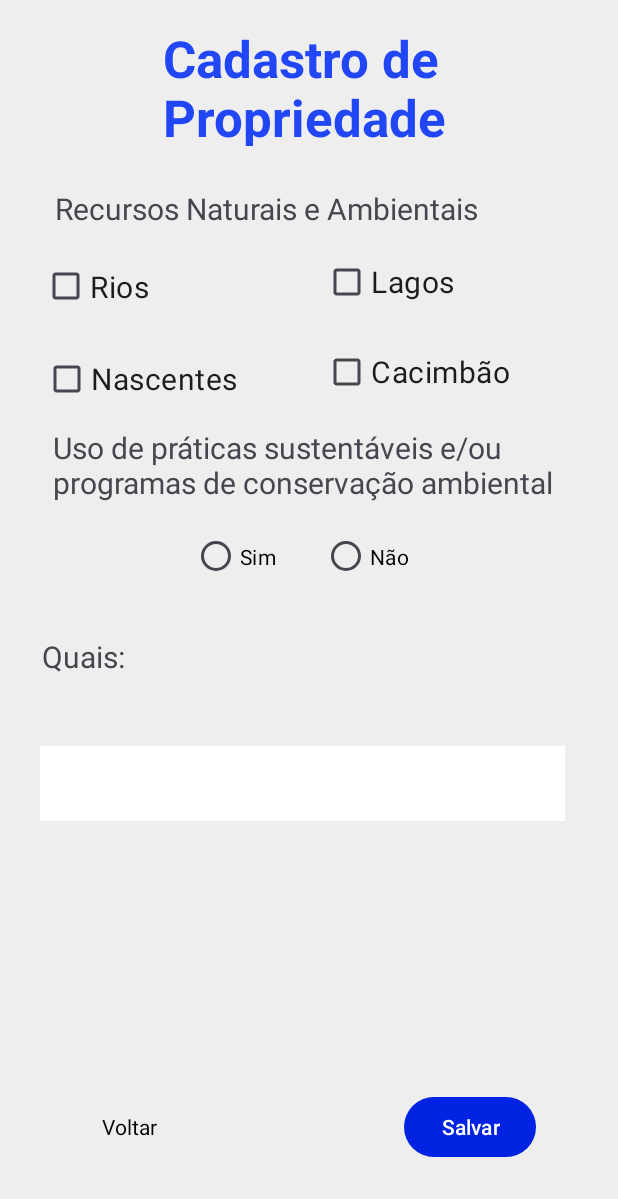
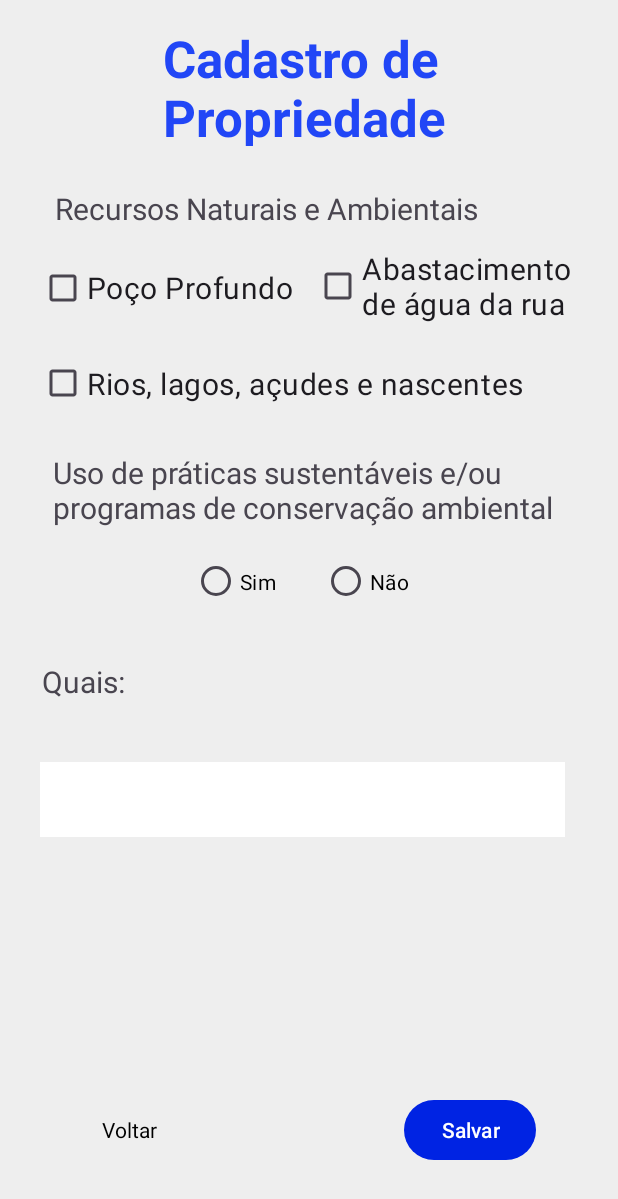
Before and after one commit to Luis098765/RumimWeb, an Android app: the CadastroDePropriedade2 screen opened directly, with no data from a screen before it, on a phone screen of 412 x 824 dp. Shown: the top 1199 px of the screen. Run offline under Robolectric (Android 15) with nearby library versions, the phone set to English and light mode, and no system bars; our stand-ins replace Firebase (no records; nobody signed in at launch, a user with empty details on screens opened directly).

Commit message:
Alterações na tela principal

```diff
--- a/app/src/main/java/com/example/teste/Principal.kt
+++ b/app/src/main/java/com/example/teste/Principal.kt
@@ -1,11 +1,31 @@
 package com.example.teste
 
+import android.content.Intent
 import androidx.appcompat.app.AppCompatActivity
 import android.os.Bundle
+import com.example.teste.databinding.ActivityPrincipalBinding
+import com.example.teste.databinding.ActivityTelaDeCadastroBinding
+import com.google.firebase.auth.FirebaseAuth
+import com.google.firebase.auth.ktx.auth
+import com.google.firebase.firestore.FirebaseFirestore
+import com.google.firebase.ktx.Firebase
 
 class Principal : AppCompatActivity() {
+    private lateinit var auth: FirebaseAuth
+    private var binding: ActivityPrincipalBinding? = null
+    private val db = FirebaseFirestore.getInstance()
+
     override fun onCreate(savedInstanceState: Bundle?) {
         super.onCreate(savedInstanceState)
         setContentView(R.layout.activity_principal)
+        binding = ActivityPrincipalBinding.inflate(layoutInflater)
+        setContentView(binding?.root)
+
+        auth = Firebase.auth
+
+        binding?.btPropriedade?.setOnClickListener {
+            val navegarTelaPropriedade1 = Intent(this, CadastroDePropriedade1::class.java)
+            startActivity(navegarTelaPropriedade1)
+        }
     }
 }
--- a/app/src/main/res/layout/activity_cadastro_de_propriedade2.xml
+++ b/app/src/main/res/layout/activity_cadastro_de_propriedade2.xml
@@ -39,7 +39,7 @@
         android:id="@+id/textView22"
         android:layout_width="348dp"
         android:layout_height="59dp"
-        android:layout_marginTop="8dp"
+        android:layout_marginTop="24dp"
         android:text="Uso de práticas sustentáveis e/ou programas de conservação ambiental"
         android:textSize="20sp"
         app:layout_constraintEnd_toEndOf="parent"
@@ -82,57 +82,43 @@
 
     <CheckBox
         android:id="@+id/checkRios"
-        android:layout_width="86dp"
-        android:layout_height="51dp"
-        android:text="Rios"
+        android:layout_width="181dp"
+        android:layout_height="53dp"
+        android:text="Poço Profundo"
         android:textSize="20sp"
         app:layout_constraintBottom_toBottomOf="parent"
         app:layout_constraintEnd_toStartOf="@+id/checkLagos"
-        app:layout_constraintHorizontal_bias="0.218"
+        app:layout_constraintHorizontal_bias="0.928"
         app:layout_constraintStart_toStartOf="parent"
         app:layout_constraintTop_toBottomOf="@+id/textView19"
         app:layout_constraintVertical_bias="0.02" />
 
     <CheckBox
         android:id="@+id/checkLagos"
-        android:layout_width="wrap_content"
-        android:layout_height="wrap_content"
+        android:layout_width="186dp"
+        android:layout_height="53dp"
         android:layout_marginTop="8dp"
-        android:text="Lagos"
+        android:text="Abastacimento de água da rua"
         android:textSize="20sp"
         app:layout_constraintBottom_toTopOf="@+id/textView22"
         app:layout_constraintEnd_toEndOf="parent"
-        app:layout_constraintHorizontal_bias="0.664"
+        app:layout_constraintHorizontal_bias="0.927"
         app:layout_constraintStart_toStartOf="parent"
         app:layout_constraintTop_toBottomOf="@+id/textView19"
-        app:layout_constraintVertical_bias="0.043" />
-
-    <CheckBox
-        android:id="@+id/checkCacimbao"
-        android:layout_width="wrap_content"
-        android:layout_height="wrap_content"
-        android:layout_marginTop="12dp"
-        android:text="Cacimbão"
-        android:textSize="20sp"
-        app:layout_constraintBottom_toTopOf="@+id/textView22"
-        app:layout_constraintEnd_toEndOf="parent"
-        app:layout_constraintHorizontal_bias="0.75"
-        app:layout_constraintStart_toStartOf="parent"
-        app:layout_constraintTop_toBottomOf="@+id/checkLagos"
-        app:layout_constraintVertical_bias="0.0" />
+        app:layout_constraintVertical_bias="0.037" />
 
     <CheckBox
         android:id="@+id/checkNascentes"
-        android:layout_width="wrap_content"
-        android:layout_height="wrap_content"
-        android:text="Nascentes"
+        android:layout_width="367dp"
+        android:layout_height="43dp"
+        android:text="Rios, lagos, açudes e nascentes"
         android:textSize="20sp"
         app:layout_constraintBottom_toBottomOf="parent"
-        app:layout_constraintEnd_toStartOf="@+id/checkCacimbao"
-        app:layout_constraintHorizontal_bias="0.337"
-        app:layout_constraintStart_toStartOf="parent"
+        app:layout_constraintEnd_toEndOf="parent"
+        app:layout_constraintHorizontal_bias="0.0"
+        app:layout_constraintStart_toStartOf="@+id/checkRios"
         app:layout_constraintTop_toBottomOf="@+id/checkRios"
-        app:layout_constraintVertical_bias="0.021" />
+        app:layout_constraintVertical_bias="0.027" />
 
     <TextView
         android:id="@+id/textView17"
@@ -161,7 +147,7 @@
         app:layout_constraintTop_toBottomOf="@+id/editTextText6"
         app:layout_constraintVertical_bias="0.786" />
 
-        <RadioButton
+    <RadioButton
         android:id="@+id/Sim"
         android:layout_width="71dp"
         android:layout_height="54dp"
@@ -172,7 +158,7 @@
         app:layout_constraintStart_toStartOf="parent"
         app:layout_constraintTop_toBottomOf="@+id/textView22" />
 
-        <RadioButton
+    <RadioButton
         android:id="@+id/Nao"
         android:layout_width="77dp"
         android:layout_height="54dp"
--- a/app/src/main/res/layout/activity_principal.xml
+++ b/app/src/main/res/layout/activity_principal.xml
@@ -40,7 +40,7 @@
         app:layout_constraintBottom_toBottomOf="parent"
         app:layout_constraintEnd_toEndOf="parent"
         app:layout_constraintStart_toStartOf="parent"
-        app:layout_constraintTop_toBottomOf="@+id/button2"
+        app:layout_constraintTop_toBottomOf="@+id/btProprietario"
         app:layout_constraintVertical_bias="0.266" />
 
     <ImageView
--- a/app/src/main/res/layout/activity_tela_de_cadastro.xml
+++ b/app/src/main/res/layout/activity_tela_de_cadastro.xml
@@ -206,8 +206,8 @@
 
     <RadioGroup
         android:id="@+id/radioGroup"
-        android:layout_width="300dp"
-        android:layout_height="100dp"
+        android:layout_width="308dp"
+        android:layout_height="102dp"
         android:layout_marginTop="2dp"
         android:layoutDirection="inherit"
         app:layout_constraintEnd_toEndOf="parent"
```
